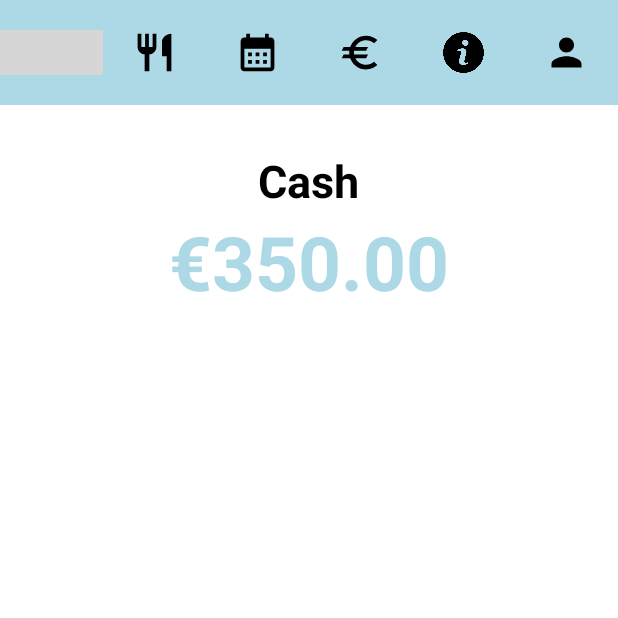
After one commit to fabiorodrigues20079/EasyWay, an Android app: the BalanceActivity screen opened directly, with no data from a screen before it, on a phone screen of 412 x 824 dp, the top half of it. The commit adds this screen. Run offline under Robolectric (Android 15) with nearby library versions, the light colour scheme and no system bars; grey boxes are pictures that could not be loaded.

Commit message:
NovosXML's

```diff
--- /dev/null
+++ b/app/src/main/java/com/example/easyway/BalanceActivity.kt
@@ -0,0 +1,11 @@
+package com.example.easyway
+
+import androidx.appcompat.app.AppCompatActivity
+import android.os.Bundle
+
+class BalanceActivity : AppCompatActivity() {
+    override fun onCreate(savedInstanceState: Bundle?) {
+        super.onCreate(savedInstanceState)
+        setContentView(R.layout.activity_balance)
+    }
+}
--- a/app/src/main/res/layout/action_bar.xml
+++ b/app/src/main/res/layout/action_bar.xml
@@ -2,7 +2,9 @@
 <RelativeLayout xmlns:android="http://schemas.android.com/apk/res/android"
     android:layout_width="match_parent"
     android:layout_height="wrap_content"
+    android:background="@color/white"
     xmlns:tools="http://schemas.android.com/tools">
+
     <RelativeLayout
         android:layout_width="match_parent"
         android:layout_height="wrap_content"
@@ -14,39 +16,45 @@
             android:background="#add8e6"
             android:gravity="center"
             >
-
             <ImageView
                 android:layout_width="50dp"
-                android:layout_height="50dp"
-                android:src="@drawable/ic_baseline_menu_24"
+                android:id="@+id/bar_home_iv"
+                android:layout_height="30dp"
+                android:layout_weight="2"
+
+                android:src="@drawable/ic_baseline_home_24"
                 ></ImageView>
 
             <ImageView
                 android:layout_width="50dp"
                 android:id="@+id/bar_food_iv"
-                android:layout_height="50dp"
-                android:layout_marginStart="60dp"
+                android:layout_height="30dp"
+                android:layout_weight="2"
                 android:src="@drawable/ic_baseline_restaurant_24"></ImageView>
             <ImageView
                 android:layout_width="50dp"
-                android:layout_height="50dp"
+                android:layout_height="30dp"
                 android:id="@+id/bar_bag_iv"
-                android:layout_marginStart="20dp"
+                android:layout_weight="2"
                 android:src="@drawable/ic_baseline_calendar_month_24"></ImageView>
             <ImageView
                 android:layout_width="50dp"
                 android:id="@+id/bar_balance_iv"
-                android:layout_height="50dp"
-                android:layout_marginStart="15dp"
+                android:layout_height="30dp"
+                android:layout_weight="2"
                 android:src="@drawable/ic_baseline_euro_24"></ImageView>
             <ImageView
+                android:layout_width="50dp"
+                android:id="@+id/bar_info_iv"
+                android:layout_height="30dp"
+                android:layout_weight="2"
+                android:src="@drawable/info2"></ImageView>
+            <ImageView
+                android:layout_width="50dp"
+                android:layout_height="30dp"
                 android:id="@+id/bar_profile_iv"
-                android:layout_width="50dp"
-                android:layout_height="50dp"
                 android:src="@drawable/ic_baseline_person_24"
-                android:layout_weight="1"
-                android:layout_marginStart="40dp"
-
+                android:layout_weight="2"
                 ></ImageView>
         </LinearLayout>
     </RelativeLayout>
--- /dev/null
+++ b/app/src/main/res/layout/activity_balance.xml
@@ -0,0 +1,49 @@
+<?xml version="1.0" encoding="utf-8"?>
+<androidx.constraintlayout.widget.ConstraintLayout xmlns:android="http://schemas.android.com/apk/res/android"
+    xmlns:app="http://schemas.android.com/apk/res-auto"
+    xmlns:tools="http://schemas.android.com/tools"
+    android:layout_width="match_parent"
+    android:layout_height="match_parent"
+    tools:context=".BalanceActivity"
+    android:background="@color/white"
+    >
+
+    <include android:id="@+id/profile_actionBar" layout= "@layout/action_bar"></include>
+
+    <LinearLayout
+        android:id="@+id/firts_balance_ly"
+        android:layout_width="match_parent"
+        android:layout_height="wrap_content"
+        android:background="#ffffff"
+        app:circularflow_defaultRadius="30dp"
+        app:layout_constraintTop_toBottomOf="@+id/profile_actionBar"
+        android:layout_marginTop="30dp"
+        android:orientation="vertical">
+        <TextView
+            android:layout_width="wrap_content"
+            android:layout_height="wrap_content"
+            android:text="Cash"
+            android:textSize="30dp"
+            android:textStyle="bold"
+            android:textColor="@color/black"
+            android:layout_gravity="center">
+        </TextView>
+        <TextView
+            android:layout_width="wrap_content"
+            android:layout_height="wrap_content"
+            android:text="€350.00"
+            android:textSize="50dp"
+            android:textStyle="bold"
+            android:textColor="#add8e6"
+            android:layout_gravity="center">
+        </TextView>
+
+    </LinearLayout>
+    <view class="androidx.appcompat.app.AlertController$RecycleListView"
+        android:layout_width="match_parent"
+        android:layout_height="wrap_content"
+        app:layout_constraintTop_toBottomOf="@id/firts_balance_ly"
+        app:layout_constraintBottom_toBottomOf="parent">
+    </view>
+
+</androidx.constraintlayout.widget.ConstraintLayout>
--- a/app/src/main/res/layout/activity_profile_details.xml
+++ b/app/src/main/res/layout/activity_profile_details.xml
@@ -5,7 +5,10 @@
     android:layout_width="match_parent"
     android:layout_height="match_parent"
     tools:context=".ProfileDetailsActivity"
-    android:orientation="vertical">
+    android:orientation="vertical"
+    android:background="@color/white"
+    >
+
 
     <include android:id="@+id/profile_actionBar" layout= "@layout/action_bar"></include>
 
```
Also changed, not shown: app/src/main/AndroidManifest.xml (+8 -2 lines), app/src/main/res/layout/activity_main.xml (+17 -23 lines), app/src/main/res/layout/transaction_card.xml (added, +75 -0 lines), app/src/main/res/drawable/img.png (added), app/src/main/res/drawable/img_1.png (added), app/src/main/res/drawable/info2.png (added).
